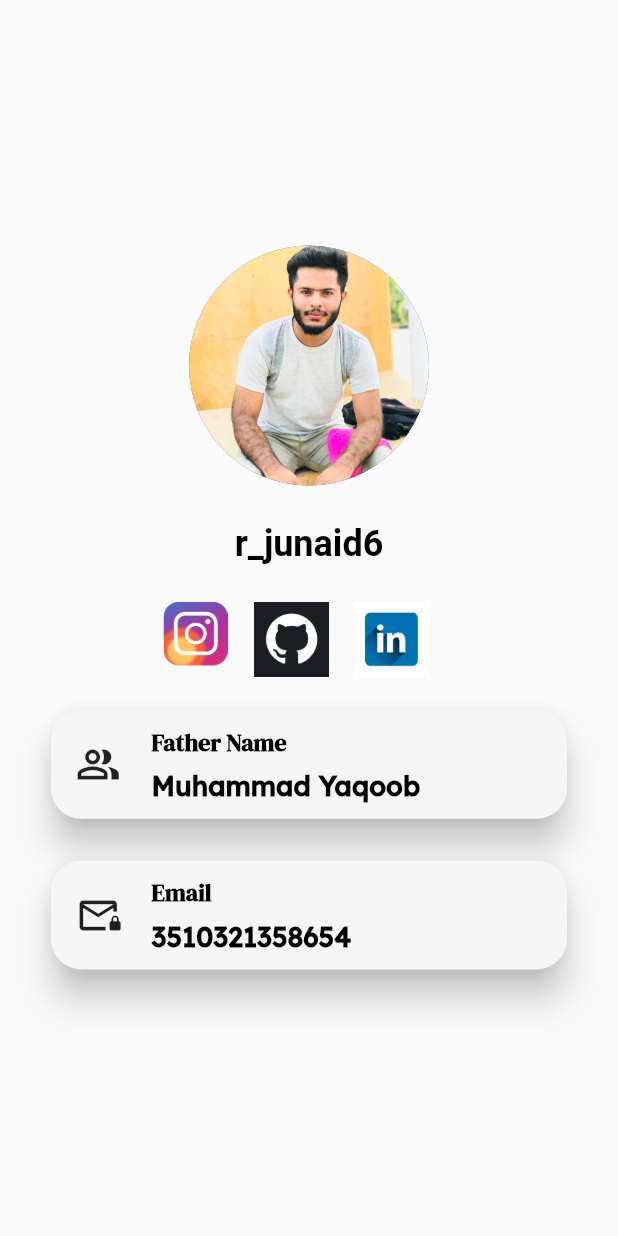
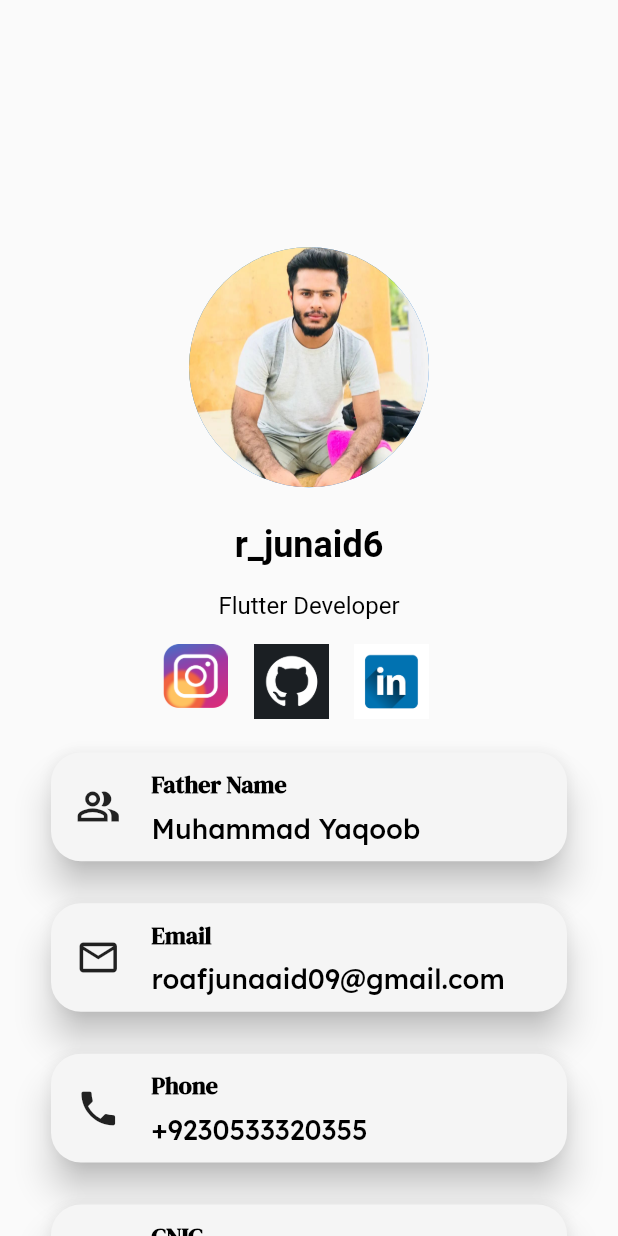
Before and after one commit to rjunaidd/portfolio, a Flutter app: the ProfilePage screen opened directly, on a phone screen of 412 x 824 dp. Run offline on Flutter 3.47's test engine with Material 2 defaults, Android fonts, the phone set to English and light mode, and no system bars; our stand-ins replace loading_animation_widget.

Commit message:
profile complete

```diff
--- a/lib/Screens/drawer_screen.dart
+++ b/lib/Screens/drawer_screen.dart
@@ -1,4 +1,5 @@
 import 'package:flutter/material.dart';
+import 'package:portfolio/Screens/profile_screen.dart';
 import 'package:portfolio/Utils/style_text.dart';
 import 'package:portfolio/Widgets/drawer_button.dart';
 import 'package:portfolio/Widgets/drawer_heading.dart';
@@ -27,9 +28,14 @@ class _DrawerScreenState extends State<DrawerScreen> {
                   SizedBox(
                     height: size.height * 0.05,
                   ),
-                 const ButtonDrawer(
-                      title:"Check Profile"
-                  ),
+                 InkWell(
+                   onTap: (){
+                     Navigator.of(context).push(MaterialPageRoute(builder: (context) => ProfilePage()));
+                   },
+                   child:  ButtonDrawer(
+                        title:"Check Profile"
+                    ),
+                 ),
                   SizedBox(
                     height: size.height * 0.02,
                   ),
--- a/lib/Screens/profile_screen.dart
+++ b/lib/Screens/profile_screen.dart
@@ -3,9 +3,9 @@ import 'package:portfolio/Data/app_data.dart';
 import 'package:portfolio/Utils/app_strings.dart';
 import 'package:portfolio/Utils/style_text.dart';
 import 'package:portfolio/Widgets/profile_list.dart';
+import '../Widgets/social_link.dart';
 
 
-import '../Widgets/social_link.dart';
 class ProfilePage extends StatefulWidget {
   const ProfilePage({super.key});
 
@@ -19,9 +19,14 @@ class _ProfilePageState extends State<ProfilePage> {
     Size size = MediaQuery.of(context).size;
     return  Scaffold(
       body: Center(
+        child: SingleChildScrollView(
+          scrollDirection: Axis.vertical,
           child: Column(
             mainAxisAlignment: MainAxisAlignment.center,
             children: [
+              SizedBox(
+                height: size.height * 0.2,
+              ),
              const CircleAvatar(
                 backgroundImage: AssetImage(AppString.ProfileAsset),
                 radius: 80,
@@ -31,7 +36,16 @@ class _ProfilePageState extends State<ProfilePage> {
               ),
               Text(AppData.modelData.name , style: StyleText.StyleSkranji,),
               SizedBox(
-              height: size.height * 0.03,
+                height: size.height * 0.02,
+              ),
+             const Text("Flutter Developer" ,
+               style: TextStyle(
+                fontSize: 16,
+                color: Colors.black,
+                fontWeight: FontWeight.normal
+              ),),
+              SizedBox(
+                height: size.height * 0.02,
               ),
               Row(
 
@@ -57,8 +71,12 @@ class _ProfilePageState extends State<ProfilePage> {
                 height: size.height * 0.01,
               ),
               const ProfileList(titleref: "Muhammad Yaqoob", title: "Father Name", icon: Icons.people_alt_outlined),
-            const ProfileList(titleref: "3510321358654", title: "Email", icon: Icons.mail_lock_outlined)
+              const ProfileList(titleref: "roafjunaaid09@gmail.com", title: "Email", icon: Icons.mail_outline),
+              const ProfileList(title: "Phone", icon: Icons.phone, titleref: "+9230533320355"),
+              const ProfileList(title: "CNIC", icon: Icons.sd_card_alert_outlined, titleref: "35103-2135866-5"),
+              const ProfileList(title: "Address", icon: Icons.location_on_outlined, titleref: "Pattoki, Pakistan")
             ],
+          ),
         ),
       ),
     );
--- a/lib/Utils/style_text.dart
+++ b/lib/Utils/style_text.dart
@@ -5,7 +5,7 @@ class StyleText{
   StyleText._();
   static  final TextStyle StyleSkranji = TextStyle(color: Colors.black , fontSize: 24 , fontWeight: FontWeight.bold);
   static  final TextStyle StyleCard = TextStyle(color: Colors.black ,fontFamily: "DM Serif Display", fontSize: 16 , fontWeight: FontWeight.bold);
-  static  final TextStyle StyleCardRef = TextStyle(color: Colors.black , fontFamily: "Lexend",fontSize: 18 , fontWeight: FontWeight.bold);
+  static  final TextStyle StyleCardRef = TextStyle(color: Colors.black , fontFamily: "Lexend",fontSize: 18 );
   static final TextStyle LexendStyle = TextStyle(color: Colors.white ,fontSize: 28 , fontWeight: FontWeight.bold);
   static final TextStyle DrawerLexendStyle = TextStyle(color: Colors.white ,fontSize: 20 , fontWeight: FontWeight.bold);
   static final TextStyle DrawerMailLexendStyle = TextStyle(color: Colors.white ,fontSize: 16 , fontWeight: FontWeight.bold);
```
Lines whose indentation alone changed are shown as unchanged.
